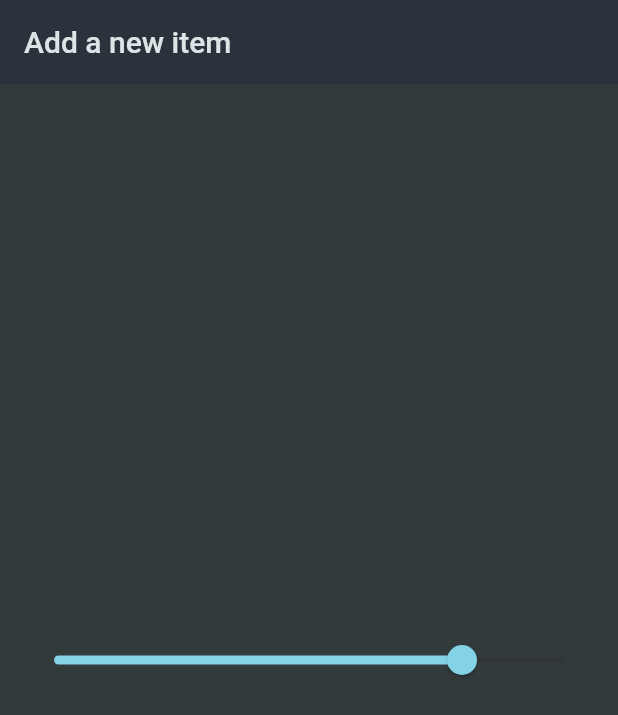
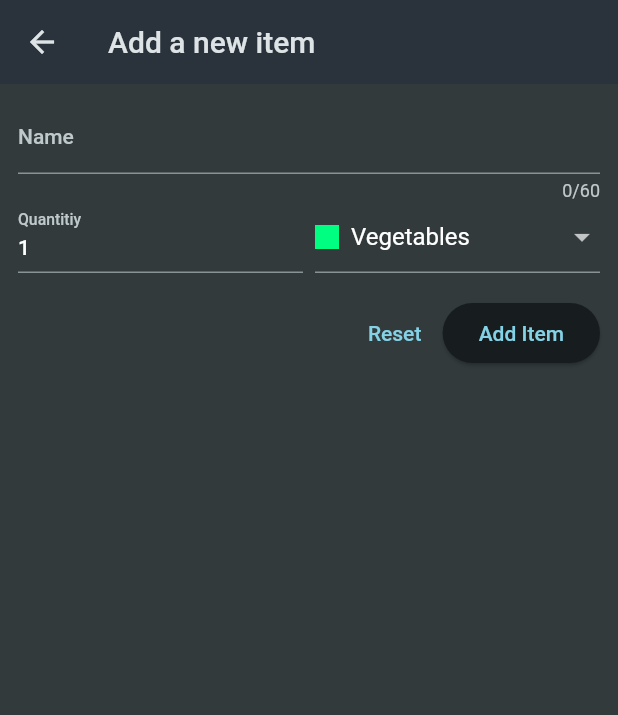
Before and after one commit to sevdenuragba/shopping_list, a Flutter app: the NewItem screen opened directly, on a phone screen of 412 x 824 dp. Shown: the top 715 px of the screen. Run offline on Flutter 3.47's test engine with Material 2 defaults, Android fonts, the phone set to English and light mode, and no system bars.

```diff
--- a/lib/main.dart
+++ b/lib/main.dart
@@ -1,6 +1,5 @@
 import 'package:flutter/material.dart';
 import 'package:shopping_list/widgets/grocery_list.dart';
-import 'package:shopping_list/widgets/new_item.dart';
 
 void main() {
   runApp(const MyApp());
@@ -23,7 +22,7 @@ class MyApp extends StatelessWidget {
         ),
         scaffoldBackgroundColor: const Color.fromARGB(255, 50, 58, 60),
       ),
-      home: const NewItem(),
+      home: const GroceryList(),
     );
   }
 }
--- a/lib/widgets/new_item.dart
+++ b/lib/widgets/new_item.dart
@@ -1,4 +1,7 @@
 import 'package:flutter/material.dart';
+import 'package:shopping_list/data/categories.dart';
+import 'package:shopping_list/models/category.dart';
+import 'package:shopping_list/models/grocery_item.dart';
 
 class NewItem extends StatefulWidget {
   const NewItem({super.key});
@@ -10,13 +13,133 @@ class NewItem extends StatefulWidget {
 }
 
 class _NewItemState extends State<NewItem> {
+  final _formKey = GlobalKey<FormState>();
+  var _enteredName = '';
+  var _enteredQuantity = 1;
+  var _selectedCategory = categories[Categories.vegetables]!;
+
+  void _saveItem() {
+    if (_formKey.currentState!.validate()) {
+      _formKey.currentState!.save();
+      Navigator.of(context).pop(
+        GroceryItem(
+          id: DateTime.now().toString(),
+          name: _enteredName,
+          quantity: _enteredQuantity,
+          category: _selectedCategory,
+        ),
+      );
+    }
+  }
+
   @override
   Widget build(BuildContext context) {
     return Scaffold(
-      appBar: AppBar(title: const Text('Add a new item')),
-      body:  Padding(
+      appBar: AppBar(
+        title: const Text('Add a new item'),
+      ),
+      body: Padding(
         padding: const EdgeInsets.all(12),
-        child: Form(child: Slider(value: 0.8, onChanged: (double value){})),
+        child: Form(
+          key: _formKey,
+          child: Column(
+            children: [
+              TextFormField(
+                maxLength: 60,
+                decoration: const InputDecoration(
+                  label: Text('Name'),
+                ),
+                validator: (value) {
+                  if (value == null ||
+                      value.isEmpty ||
+                      value.trim().length <= 1 ||
+                      value.trim().length > 60) {
+                    return 'Must be between 1 and 60 characters.';
+                  }
+                  return null;
+                },
+                onSaved: (value) {
+                  _enteredName = value!;
+                },
+              ),
+              Row(
+                crossAxisAlignment: CrossAxisAlignment.end,
+                children: [
+                  Expanded(
+                    child: TextFormField(
+                      decoration: const InputDecoration(
+                        label: Text('Quantitiy'),
+                      ),
+                      keyboardType: TextInputType.number,
+                      initialValue: _enteredQuantity.toString(),
+                      validator: (value) {
+                        if (value == null ||
+                            value.isEmpty ||
+                            int.tryParse(value) == null ||
+                            int.tryParse(value)! <= 0) {
+                          return 'Must be between 1 and 60 characters.';
+                        }
+                        return null;
+                      },
+                      onSaved: (value) {
+                        _enteredQuantity = int.parse(value!);
+                      },
+                    ),
+                  ),
+                  const SizedBox(
+                    width: 8,
+                  ),
+                  Expanded(
+                    child: DropdownButtonFormField(
+                        value: _selectedCategory,
+                        items: [
+                          for (final category in categories.entries)
+                            DropdownMenuItem(
+                              value: category.value,
+                              child: Row(
+                                children: [
+                                  Container(
+                                    width: 16,
+                                    height: 16,
+                                    color: category.value.color,
+                                  ),
+                                  const SizedBox(
+                                    width: 8,
+                                  ),
+                                  Text(category.value.title)
+                                ],
+                              ),
+                            ),
+                        ],
+                        onChanged: (value) {
+                          setState(() {
+                            _selectedCategory = value!;
+                          });
+                        }),
+                  )
+                ],
+              ),
+              const SizedBox(
+                height: 16,
+              ),
+              Row(
+                mainAxisAlignment: MainAxisAlignment.end,
+                children: [
+                  TextButton(
+                    onPressed: () {
+                      _formKey.currentState!.reset();
+                    },
+                    child: const Text('Reset'),
+                  ),
+                  ElevatedButton(
+                    onPressed: _saveItem,
+                    child: const Text('Add Item'),
+                  ),
+                ],
+              )
+            ],
+          ),
+        ),
       ),
     );
   }
```
Also changed, not shown: lib/widgets/grocery_list.dart (+37 -8 lines).
